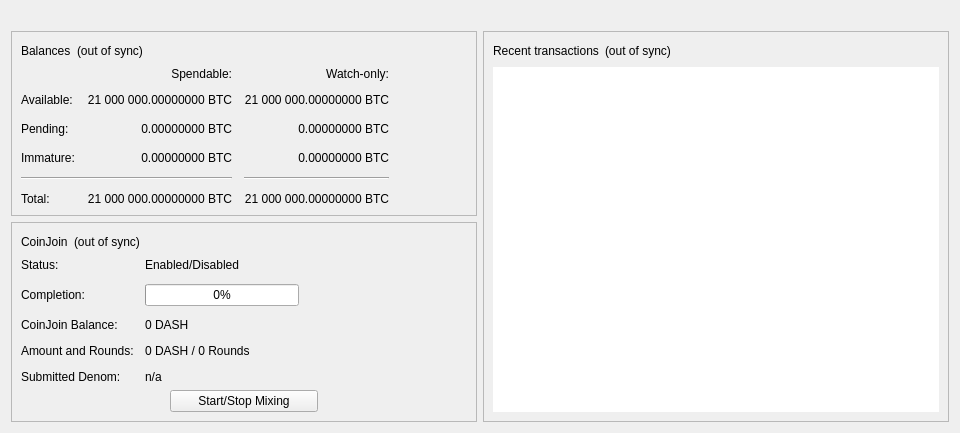
Above: src/qt/forms/overviewpage.ui from VindexProject/ogva-core before the change. Below: the same form after it.
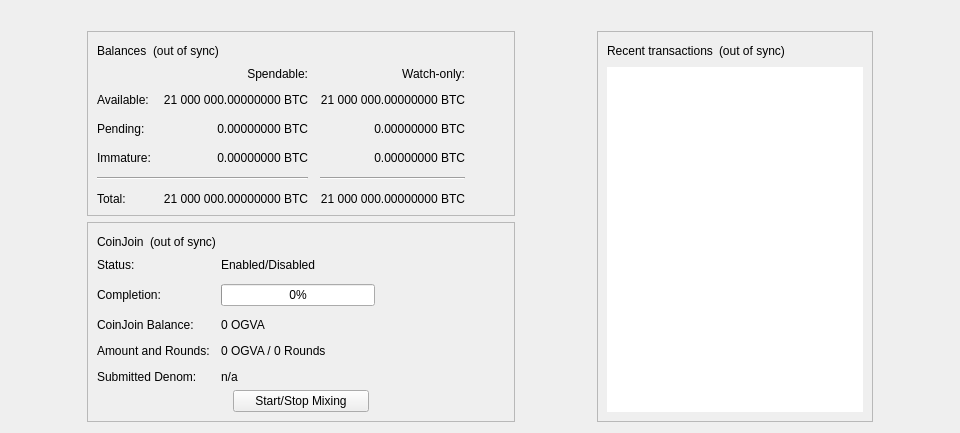
That is the form after the change.

Patch:
```diff
--- a/src/qt/forms/overviewpage.ui
+++ b/src/qt/forms/overviewpage.ui
@@ -37,7 +37,23 @@
     </widget>
    </item>
    <item>
-    <layout class="QHBoxLayout" name="horizontalLayout" stretch="0,0">
+    <layout class="QHBoxLayout" name="horizontalLayout" stretch="1,0,1,0,1">
+     <item>
+      <spacer name="horizontalSpacerLeft">
+       <property name="orientation">
+        <enum>Qt::Horizontal</enum>
+       </property>
+       <property name="sizeType">
+        <enum>QSizePolicy::Preferred</enum>
+       </property>
+       <property name="sizeHint" stdset="0">
+        <size>
+         <width>10</width>
+         <height>20</height>
+        </size>
+       </property>
+      </spacer>
+     </item>
      <item>
       <layout class="QVBoxLayout" name="verticalLayout_2">
        <item>
@@ -439,7 +455,7 @@
             <item row="2" column="1">
              <widget class="QLabel" name="labelAnonymized">
               <property name="text">
-               <string notr="true">0 DASH</string>
+               <string notr="true">0 OGVA</string>
               </property>
              </widget>
             </item>
@@ -453,7 +469,7 @@
             <item row="3" column="1">
              <widget class="QLabel" name="labelAmountRounds">
               <property name="text">
-               <string>0 DASH / 0 Rounds</string>
+               <string>0 OGVA / 0 Rounds</string> <!-- //Cunit-->
               </property>
              </widget>
             </item>
@@ -560,6 +576,19 @@
        </item>
       </layout>
      </item>
+     <item>
+      <spacer name="horizontalSpacerCenter">
+       <property name="orientation">
+        <enum>Qt::Horizontal</enum>
+       </property>
+       <property name="sizeHint" stdset="0">
+        <size>
+         <width>10</width>
+         <height>20</height>
+        </size>
+       </property>
+      </spacer>
+     </item>
      <item>
       <layout class="QVBoxLayout" name="verticalLayout_3">
        <item>
@@ -629,6 +658,22 @@
        </item>
       </layout>
      </item>
+     <item>
+      <spacer name="horizontalSpacerRight">
+       <property name="orientation">
+        <enum>Qt::Horizontal</enum>
+       </property>
+       <property name="sizeType">
+        <enum>QSizePolicy::Preferred</enum>
+       </property>
+       <property name="sizeHint" stdset="0">
+        <size>
+         <width>10</width>
+         <height>20</height>
+        </size>
+       </property>
+      </spacer>
+     </item>
     </layout>
    </item>
   </layout>
```
Left out of the diff: 6 changed lines with no effect on the pictures.
